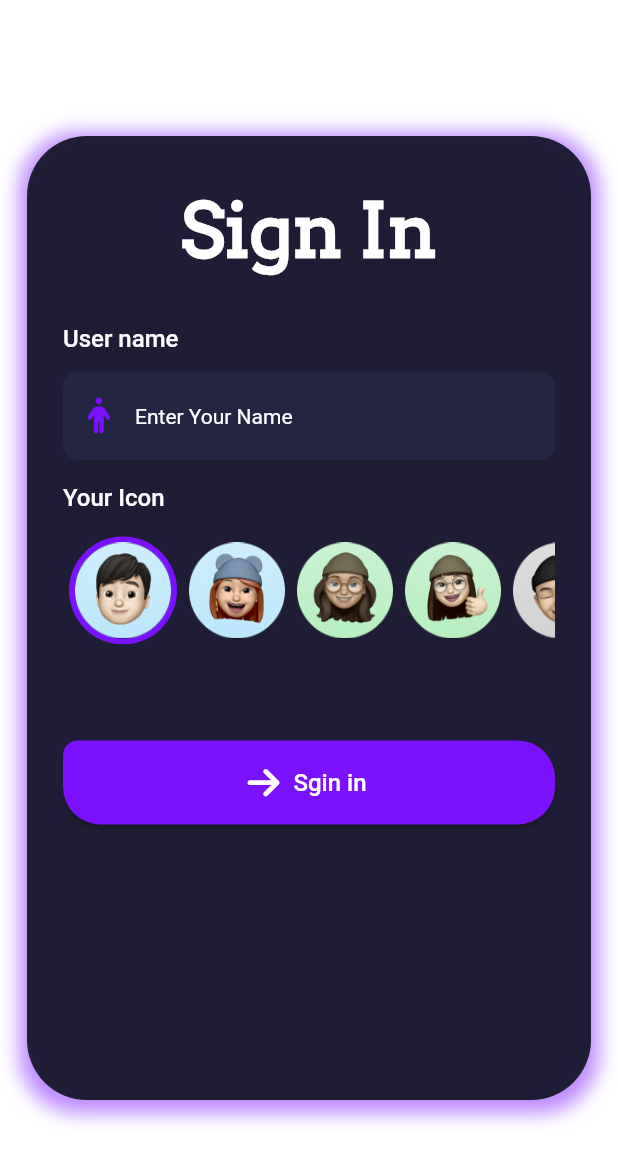
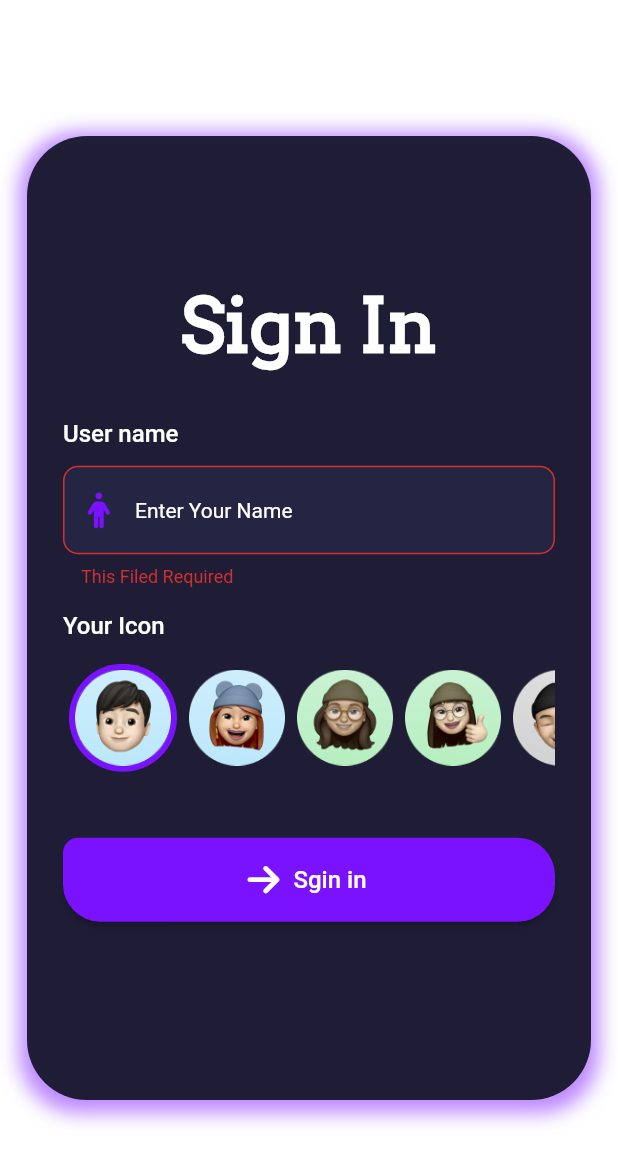
Before and after one commit to KarimHesham23/To-Do-List-Project, a Flutter app: the SignInDialog screen opened directly, after a tap on "Sgin in", on a phone screen of 412 x 824 dp. Shown: the top 1164 px of the screen. Run offline on Flutter 3.47's test engine with Material 2 defaults, Android fonts, the phone set to English and light mode, and no system bars; our stand-ins replace font_awesome_flutter, get_it, go_router, google_fonts, rive, shared_preferences; accounts and stored records are empty.

Commit message:
store aname and icon in sharedpref.

```diff
--- a/to_do_list_app/lib/constants.dart
+++ b/to_do_list_app/lib/constants.dart
@@ -4,3 +4,5 @@ const kPrimaryColor = Color(0xff1A1A2F);
 const kSecondaryColor = Color(0xff7A12FF);
 const kArvoFamily = "Arvo";
 const kFiledColorTextFiled = Color(0xff242443);
+const kUserName = "user_name";
+const knumberIcon = "user_icon";
--- a/to_do_list_app/lib/core/utils/assets.dart
+++ b/to_do_list_app/lib/core/utils/assets.dart
@@ -1,4 +1,5 @@
 abstract class AssetsApp {
-  static String icon = "assets/icon.png";
+  static String appIcon = "assets/icon.png";
+  static String userIcon = "assets/memojis/Rectangle-1.png";
   static String shapesAnimation = "assets/rive_assets/shapes.riv";
 }
--- a/to_do_list_app/lib/core/utils/routes.dart
+++ b/to_do_list_app/lib/core/utils/routes.dart
@@ -2,10 +2,12 @@ import 'package:flutter/material.dart';
 import 'package:go_router/go_router.dart';
 import 'package:to_do_list_app/features/splash/presentation/views/splash_view.dart';
 import 'package:to_do_list_app/features/start/presentation/views/start_view.dart';
+import 'package:to_do_list_app/features/tasks/presentation/views/tasks_view.dart';
 
 abstract class AppRoute {
   static const kSplashView = "/";
   static const kStartView = "/start_view";
+  static const kTaskView = "/task_view";
   static final router = GoRouter(
     routes: [
       GoRoute(
@@ -18,6 +20,13 @@ abstract class AppRoute {
         path: kStartView,
         pageBuilder: (context, state) {
           return customAnimationRoute(state, const StartView(), 1000);
+        },
+      ),
+      GoRoute(
+        name: TasksView.id,
+        path: kTaskView,
+        pageBuilder: (context, state) {
+          return customAnimationRoute(state, const TasksView(), 1000);
         },
       ),
     ],
--- a/to_do_list_app/lib/core/widgets/custom_text_form_filed.dart
+++ b/to_do_list_app/lib/core/widgets/custom_text_form_filed.dart
@@ -16,6 +16,13 @@ class CustomTextFormFiled extends StatelessWidget {
   @override
   Widget build(BuildContext context) {
     return TextFormField(
+      validator: (value) {
+        if (value?.isEmpty ?? true) {
+          return "This Filed Required";
+        } else {
+          return null;
+        }
+      },
       onSaved: onSaved,
       decoration: InputDecoration(
         filled: true,
--- a/to_do_list_app/lib/features/start/presentation/views/widgets/animation_button.dart
+++ b/to_do_list_app/lib/features/start/presentation/views/widgets/animation_button.dart
@@ -122,7 +122,10 @@ class _AnimatedButtonState extends State<AnimatedButton>
             Tween(begin: const Offset(0, -1), end: const Offset(0, 0));
         return SlideTransition(
           position: animtionDialog.animate(
-            CurvedAnimation(parent: animation, curve: Curves.easeInOut),
+            CurvedAnimation(
+              parent: animation,
+              curve: Curves.easeInOutCubicEmphasized,
+            ),
           ),
           child: child,
         );
--- a/to_do_list_app/lib/features/start/presentation/views/widgets/sgin_in_body.dart
+++ b/to_do_list_app/lib/features/start/presentation/views/widgets/sgin_in_body.dart
@@ -1,22 +1,14 @@
 import 'package:flutter/material.dart';
 import 'package:to_do_list_app/core/utils/styles.dart';
-import 'package:to_do_list_app/features/start/presentation/views/widgets/icons_list_view.dart';
-import 'package:to_do_list_app/features/start/presentation/views/widgets/sgin_in_button.dart';
 import 'package:to_do_list_app/features/start/presentation/views/widgets/sign_in_form.dart';
 
-class SginInBody extends StatefulWidget {
+class SginInBody extends StatelessWidget {
   const SginInBody({super.key});
 
   @override
-  State<SginInBody> createState() => _SginInBodyState();
-}
-
-class _SginInBodyState extends State<SginInBody> {
-  GlobalKey<FormState> formKey = GlobalKey();
-
-  @override
   Widget build(BuildContext context) {
-    return SingleChildScrollView(
+    return Center(
+      child: SingleChildScrollView(
         child: Column(
           children: [
             Text(
@@ -30,26 +22,8 @@ class _SginInBodyState extends State<SginInBody> {
               height: 32,
             ),
             const SginInForm(),
-          const SizedBox(
-            height: 16,
-          ),
-          Row(
-            children: [
-              Text(
-                "Your Icon",
-                style: Styles.styleText16,
-              ),
           ],
         ),
-          const SizedBox(
-            height: 16,
-          ),
-          const IconsListView(),
-          const SizedBox(
-            height: 40,
-          ),
-          const SginInButton(),
-        ],
       ),
     );
   }
--- a/to_do_list_app/lib/features/start/presentation/views/widgets/sgin_in_button.dart
+++ b/to_do_list_app/lib/features/start/presentation/views/widgets/sgin_in_button.dart
@@ -4,8 +4,8 @@ import 'package:to_do_list_app/constants.dart';
 import 'package:to_do_list_app/core/utils/styles.dart';
 
 class SginInButton extends StatelessWidget {
-  const SginInButton({super.key});
-
+  const SginInButton({super.key, required this.onPressed});
+  final VoidCallback onPressed;
   @override
   Widget build(BuildContext context) {
     return Padding(
@@ -21,7 +21,7 @@ class SginInButton extends StatelessWidget {
               bottomLeft: Radius.circular(25),
               bottomRight: Radius.circular(25),
             ))),
-        onPressed: () {},
+        onPressed: onPressed,
         icon: const Icon(FontAwesomeIcons.arrowRight),
         label: Text(
           "Sgin in",
--- a/to_do_list_app/lib/features/start/presentation/views/widgets/sign_in_form.dart
+++ b/to_do_list_app/lib/features/start/presentation/views/widgets/sign_in_form.dart
@@ -1,8 +1,15 @@
 import 'package:flutter/material.dart';
+import 'package:go_router/go_router.dart';
+import 'package:shared_preferences/shared_preferences.dart';
 import 'package:to_do_list_app/constants.dart';
+import 'package:to_do_list_app/core/utils/assets.dart';
+import 'package:to_do_list_app/core/utils/get_locator.dart';
 import 'package:to_do_list_app/core/utils/styles.dart';
 import 'package:to_do_list_app/core/widgets/custom_text_form_filed.dart';
 import 'package:font_awesome_flutter/font_awesome_flutter.dart';
+import 'package:to_do_list_app/features/start/presentation/views/widgets/icons_list_view.dart';
+import 'package:to_do_list_app/features/start/presentation/views/widgets/sgin_in_button.dart';
+import 'package:to_do_list_app/features/tasks/presentation/views/tasks_view.dart';
 
 class SginInForm extends StatefulWidget {
   const SginInForm({super.key});
@@ -13,10 +20,13 @@ class SginInForm extends StatefulWidget {
 
 class _SginInFormState extends State<SginInForm> {
   GlobalKey<FormState> fromKey = GlobalKey();
+  String? userName;
+  AutovalidateMode autoValidate = AutovalidateMode.disabled;
   @override
   Widget build(BuildContext context) {
     return Form(
       key: fromKey,
+      autovalidateMode: autoValidate,
       child: Column(
         crossAxisAlignment: CrossAxisAlignment.start,
         mainAxisSize: MainAxisSize.min,
@@ -34,10 +44,51 @@ class _SginInFormState extends State<SginInForm> {
               FontAwesomeIcons.person,
               color: kSecondaryColor,
             ),
-            onSaved: (p0) {},
+            onSaved: (p0) {
+              userName = p0;
+            },
+          ),
+          const SizedBox(
+            height: 16,
+          ),
+          Row(
+            children: [
+              Text(
+                "Your Icon",
+                style: Styles.styleText16,
+              ),
+            ],
+          ),
+          const SizedBox(
+            height: 16,
+          ),
+          const IconsListView(),
+          const SizedBox(
+            height: 20,
+          ),
+          SginInButton(
+            onPressed: () {
+              validataMethod(context);
+            },
           ),
         ],
       ),
     );
   }
+
+  void validataMethod(BuildContext context) {
+    if (fromKey.currentState!.validate()) {
+      fromKey.currentState!.save();
+      getIt.get<SharedPreferences>().setString(kUserName, userName!);
+      AssetsApp.userIcon =
+          "assets/memojis/Rectangle-${getIt.get<SharedPreferences>().getInt(knumberIcon)}.png";
+      context.goNamed(TasksView.id);
+    } else {
+      setState(
+        () {
+          autoValidate = AutovalidateMode.always;
+        },
+      );
+    }
+  }
 }
--- a/to_do_list_app/lib/main.dart
+++ b/to_do_list_app/lib/main.dart
@@ -1,9 +1,11 @@
 import 'package:flutter/material.dart';
 import 'package:google_fonts/google_fonts.dart';
 import 'package:to_do_list_app/constants.dart';
+import 'package:to_do_list_app/core/utils/get_locator.dart';
 import 'package:to_do_list_app/core/utils/routes.dart';
 
 void main() {
+  setupLocator();
   runApp(const DoItNow());
 }
 
--- a/to_do_list_app/pubspec.yaml
+++ b/to_do_list_app/pubspec.yaml
@@ -33,6 +33,7 @@ dependencies:
     sdk: flutter
   flutter_svg: ^2.0.7
   font_awesome_flutter: ^10.5.0
+  get_it: ^7.6.4
   go_router: ^11.1.2
   google_fonts: ^6.1.0
   rive: ^0.11.17
```
Also changed, not shown: to_do_list_app/lib/core/utils/get_locator.dart (added, +11 -0 lines), to_do_list_app/lib/features/splash/presentation/views/widgets/splash_view_body.dart (+10 -2 lines), to_do_list_app/lib/features/start/presentation/views/widgets/icons_list_view.dart (+7 -1 lines), to_do_list_app/lib/features/start/presentation/views/widgets/start_view_body.dart (+2 -7 lines), to_do_list_app/lib/features/tasks/presentation/views/tasks_view.dart (added, +34 -0 lines), to_do_list_app/pubspec.lock. Lines whose indentation alone changed are shown as unchanged.
